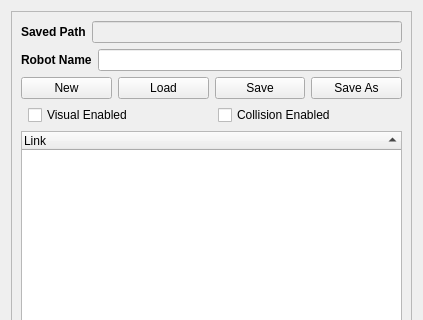
TobasFlightControl/tobas, file urdf_builder/ui/urdf_builder_panel.ui: the form before one commit; both pictures show x 0 to 423 and y 0 to 320 of the 423 by 486 pixel window.
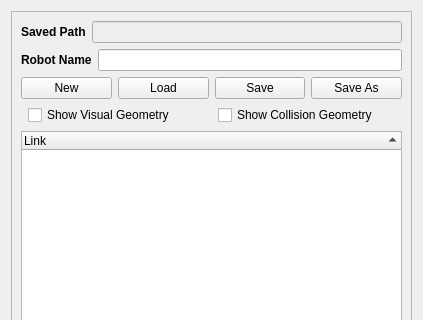
The form after the commit.

Patch:
```diff
--- a/urdf_builder/ui/urdf_builder_panel.ui
+++ b/urdf_builder/ui/urdf_builder_panel.ui
@@ -132,14 +132,14 @@
                   <item>
                     <widget class="QCheckBox" name="EnableVisualCheckBox">
                       <property name="text">
-                        <string>Visual Enabled</string>
+                        <string>Show Visual Geometry</string>
                       </property>
                     </widget>
                   </item>
                   <item>
                     <widget class="QCheckBox" name="EnableCollisionCheckBox">
                       <property name="text">
-                        <string>Collision Enabled</string>
+                        <string>Show Collision Geometry</string>
                       </property>
                     </widget>
                   </item>
```
